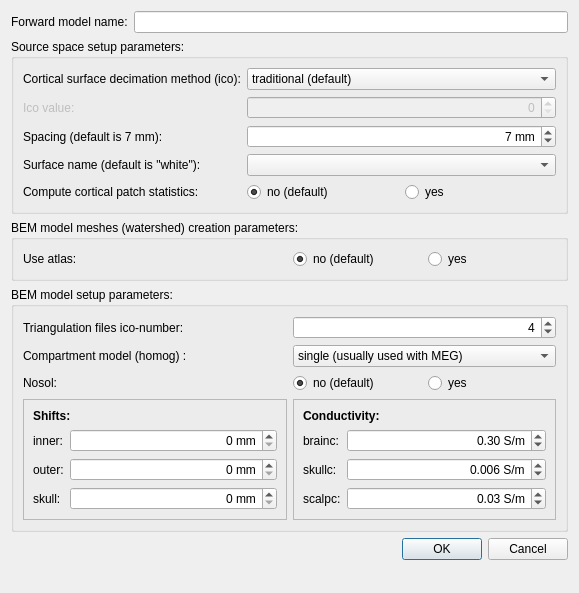
Above: meggie_batch/ui/qt4Designer_ui_files/forwardModelDialog.ui from cibr-jyu/meggie before the change. Below: the same form after it.
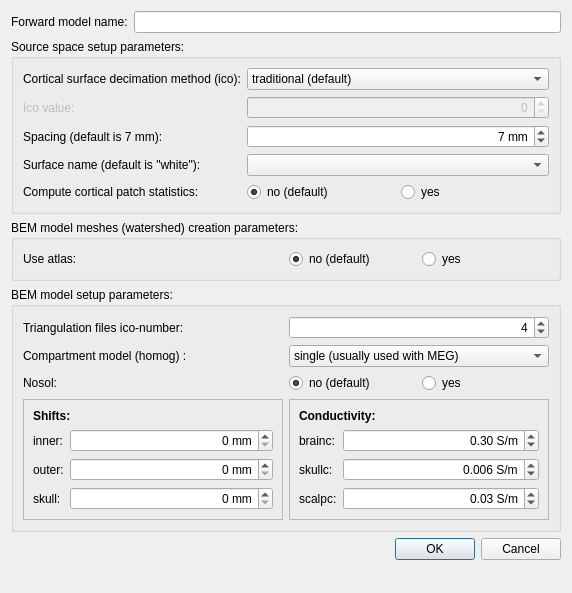
That is the form after the change.

```diff
--- a/meggie_batch/ui/qt4Designer_ui_files/forwardModelDialog.ui
+++ b/meggie_batch/ui/qt4Designer_ui_files/forwardModelDialog.ui
@@ -6,7 +6,7 @@
    <rect>
     <x>0</x>
     <y>0</y>
-    <width>579</width>
+    <width>572</width>
     <height>593</height>
    </rect>
   </property>
```
